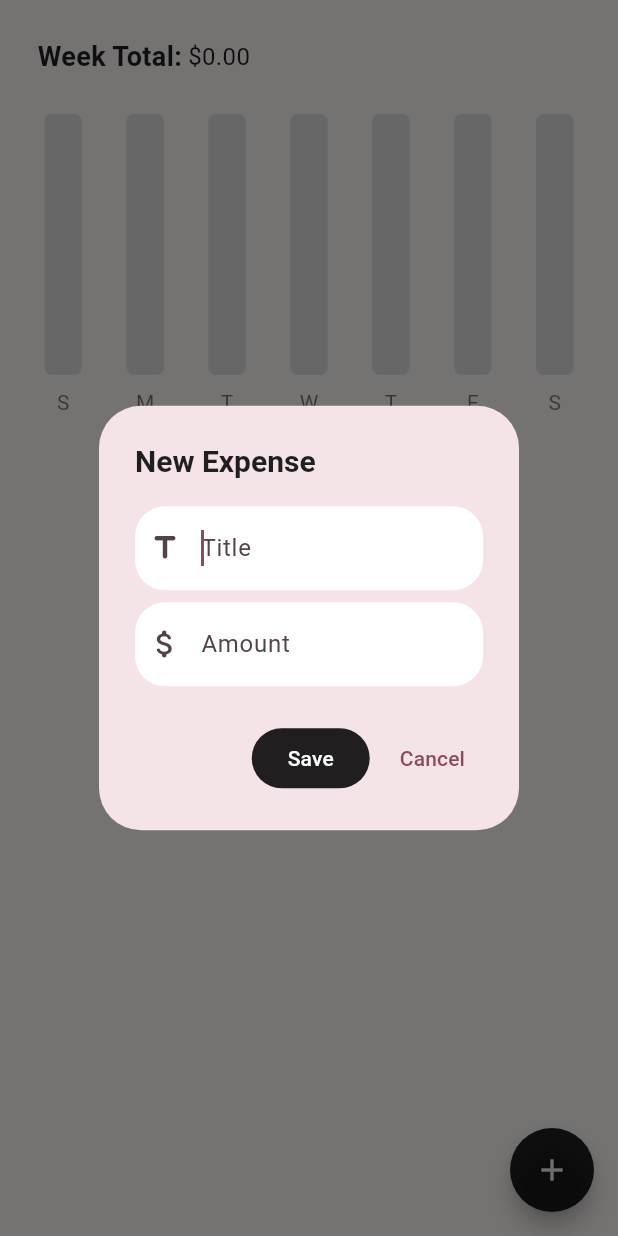
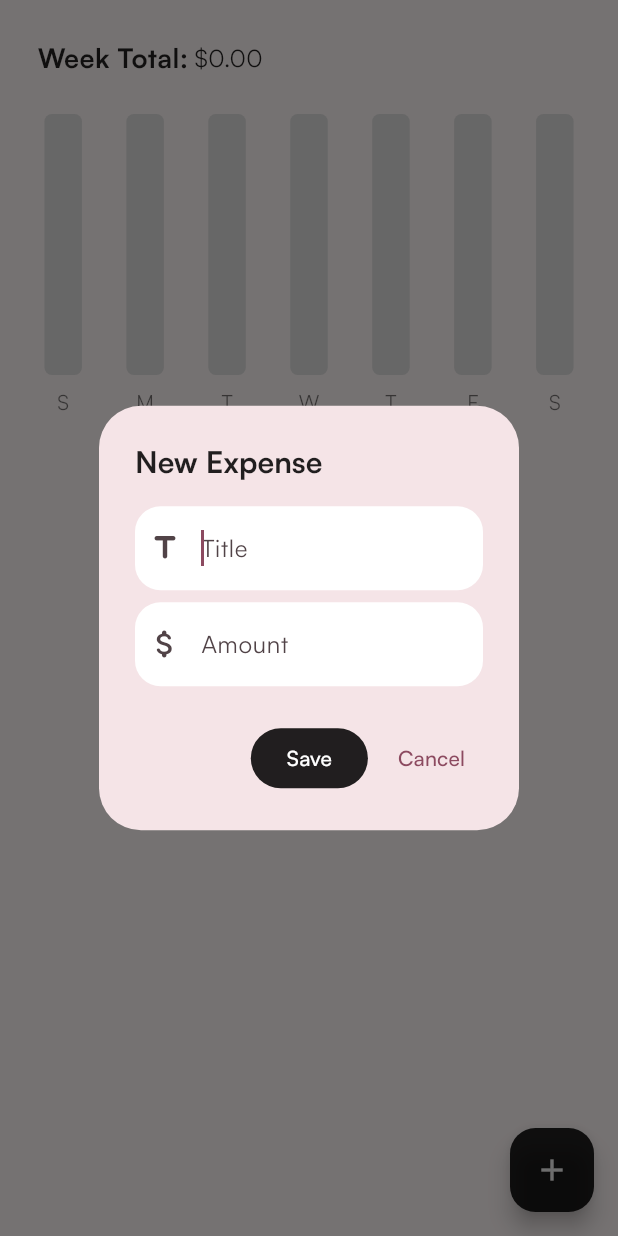
Before and after one commit to umarfarooq6519/minimal_expense_tracker, a Flutter app: the screen it shows after launch, after a tap on the "add" icon, on a phone screen of 412 x 824 dp. Run offline on Flutter 3.47's test engine with Material 3 defaults, Android fonts, the phone set to English and light mode, and no system bars; drawn by our look-alikes of fl_chart; our stand-ins replace flutter_slidable, hive_flutter; accounts and stored records are empty.

Commit message:
change font

```diff
--- a/lib/main.dart
+++ b/lib/main.dart
@@ -24,6 +24,7 @@ class MainApp extends StatelessWidget {
       create: (context) => ExpenseData(),
       builder: (context, child) => MaterialApp(
         theme: ThemeData(
+          fontFamily: 'Satoshi',
           colorScheme: ColorScheme.fromSeed(seedColor: Colors.black),
           useMaterial3: true,
         ),
--- a/lib/pages/home.page.dart
+++ b/lib/pages/home.page.dart
@@ -51,7 +51,7 @@ class _HomePageState extends State<HomePage> {
                 border: OutlineInputBorder(
                   borderSide: BorderSide.none,
                   borderRadius: BorderRadius.all(
-                    Radius.circular(20),
+                    Radius.circular(17),
                   ),
                 ),
                 hintText: 'Title',
@@ -70,7 +70,7 @@ class _HomePageState extends State<HomePage> {
                 border: OutlineInputBorder(
                   borderSide: BorderSide.none,
                   borderRadius: BorderRadius.all(
-                    Radius.circular(20),
+                    Radius.circular(17),
                   ),
                 ),
                 prefixIcon: Icon(Icons.attach_money_rounded),
@@ -167,7 +167,7 @@ class _HomePageState extends State<HomePage> {
   FloatingActionButton _floatingButton() {
     return FloatingActionButton(
       backgroundColor: Colors.black87,
-      shape: const CircleBorder(),
+      shape: RoundedRectangleBorder(borderRadius: BorderRadius.circular(17)),
       onPressed: showAddDialog,
       child: Icon(
         Icons.add,
```
Also changed, not shown: pubspec.yaml (+14 -0 lines), assets/satoshi_font/Satoshi-Bold.otf (added), assets/satoshi_font/Satoshi-Light.otf (added), assets/satoshi_font/Satoshi-Medium.otf (added), assets/satoshi_font/Satoshi-Regular.otf (added).
